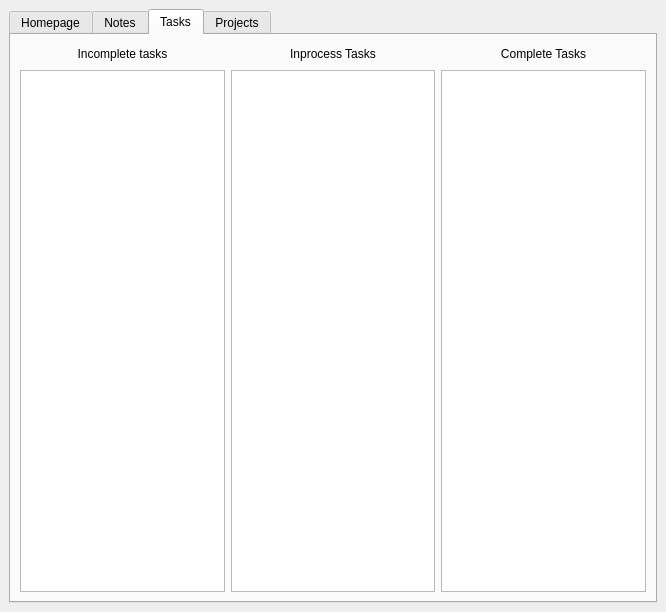
Before: the Qt Designer form src/CodeKeeper/mainwindow.ui in Nighty3098/CodeKeeper, drawn with Qt 5.
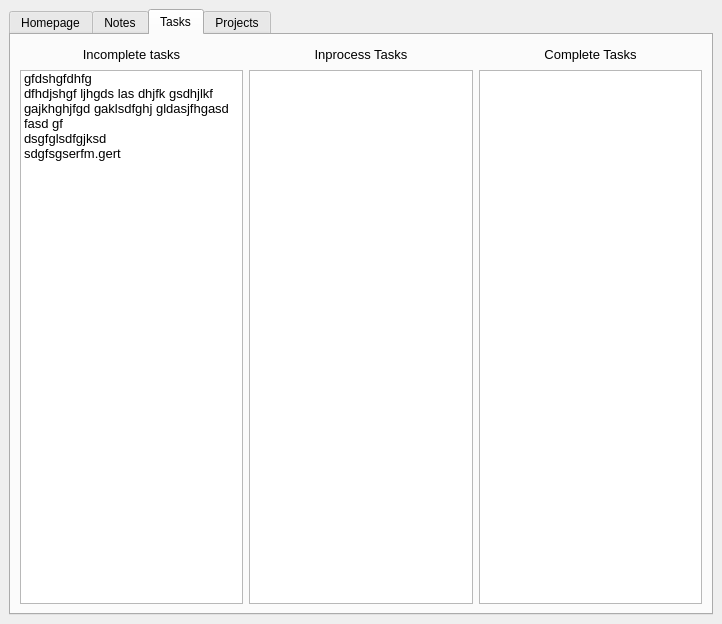
After: the same form once the commit is applied. The open tabs and pages were chosen to show the change. Icons and pictures are not drawn.

The edit to the form file:
```diff
--- a/src/CodeKeeper/mainwindow.ui
+++ b/src/CodeKeeper/mainwindow.ui
@@ -6,14 +6,14 @@
    <rect>
     <x>0</x>
     <y>0</y>
-    <width>666</width>
-    <height>612</height>
+    <width>722</width>
+    <height>624</height>
    </rect>
   </property>
   <property name="minimumSize">
    <size>
-    <width>400</width>
-    <height>300</height>
+    <width>560</width>
+    <height>400</height>
    </size>
   </property>
   <property name="windowTitle">
@@ -31,7 +31,13 @@
     <item>
      <widget class="QTabWidget" name="tabs">
       <property name="currentIndex">
-       <number>0</number>
+       <number>1</number>
+      </property>
+      <property name="movable">
+       <bool>true</bool>
+      </property>
+      <property name="tabBarAutoHide">
+       <bool>false</bool>
       </property>
       <widget class="QWidget" name="homeTab">
        <attribute name="title">
@@ -251,6 +257,16 @@
        </attribute>
        <layout class="QHBoxLayout" name="horizontalLayout_3">
         <item>
+         <layout class="QVBoxLayout" name="verticalLayout_2">
+          <property name="leftMargin">
+           <number>0</number>
+          </property>
+          <item>
+           <layout class="QHBoxLayout" name="horizontalLayout_5">
+            <property name="leftMargin">
+             <number>0</number>
+            </property>
+            <item>
          <layout class="QVBoxLayout" name="incompleteTasks">
           <item>
            <widget class="QLabel" name="title_1">
@@ -260,6 +276,11 @@
               <height>20</height>
              </size>
             </property>
+                <property name="font">
+                 <font>
+                  <pointsize>10</pointsize>
+                 </font>
+                </property>
             <property name="text">
              <string>Incomplete tasks</string>
             </property>
@@ -269,7 +290,60 @@
            </widget>
           </item>
           <item>
-           <widget class="QListWidget" name="incompleteList"/>
+               <widget class="QListWidget" name="incompleteList">
+                <property name="font">
+                 <font>
+                  <pointsize>10</pointsize>
+                 </font>
+                </property>
+                <property name="lineWidth">
+                 <number>2</number>
+                </property>
+                <property name="midLineWidth">
+                 <number>2</number>
+                </property>
+                <property name="dragEnabled">
+                 <bool>true</bool>
+                </property>
+                <property name="dragDropOverwriteMode">
+                 <bool>false</bool>
+                </property>
+                <property name="dragDropMode">
+                 <enum>QAbstractItemView::DragDrop</enum>
+                </property>
+                <property name="defaultDropAction">
+                 <enum>Qt::MoveAction</enum>
+                </property>
+                <property name="alternatingRowColors">
+                 <bool>false</bool>
+                </property>
+                <property name="spacing">
+                 <number>3</number>
+                </property>
+                <property name="wordWrap">
+                 <bool>true</bool>
+                </property>
+                <item>
+                 <property name="text">
+                  <string>gfdshgfdhfg</string>
+                 </property>
+                </item>
+                <item>
+                 <property name="text">
+                  <string>dfhdjshgf ljhgds las dhjfk gsdhjlkf gajkhghjfgd gaklsdfghj gldasjfhgasd fasd gf</string>
+                 </property>
+                </item>
+                <item>
+                 <property name="text">
+                  <string>dsgfglsdfgjksd</string>
+                 </property>
+                </item>
+                <item>
+                 <property name="text">
+                  <string>sdgfsgserfm.gert</string>
+                 </property>
+                </item>
+               </widget>
           </item>
          </layout>
         </item>
@@ -283,6 +357,11 @@
               <height>20</height>
              </size>
             </property>
+                <property name="font">
+                 <font>
+                  <pointsize>10</pointsize>
+                 </font>
+                </property>
             <property name="text">
              <string>Inprocess Tasks</string>
             </property>
@@ -292,7 +371,41 @@
            </widget>
           </item>
           <item>
-           <widget class="QListWidget" name="inprocessList"/>
+               <widget class="QListWidget" name="inprocessList">
+                <property name="font">
+                 <font>
+                  <pointsize>10</pointsize>
+                  <italic>true</italic>
+                 </font>
+                </property>
+                <property name="lineWidth">
+                 <number>2</number>
+                </property>
+                <property name="midLineWidth">
+                 <number>2</number>
+                </property>
+                <property name="dragEnabled">
+                 <bool>true</bool>
+                </property>
+                <property name="dragDropOverwriteMode">
+                 <bool>false</bool>
+                </property>
+                <property name="dragDropMode">
+                 <enum>QAbstractItemView::DragDrop</enum>
+                </property>
+                <property name="defaultDropAction">
+                 <enum>Qt::MoveAction</enum>
+                </property>
+                <property name="alternatingRowColors">
+                 <bool>false</bool>
+                </property>
+                <property name="spacing">
+                 <number>3</number>
+                </property>
+                <property name="wordWrap">
+                 <bool>true</bool>
+                </property>
+               </widget>
           </item>
          </layout>
         </item>
@@ -312,6 +425,11 @@
               <height>50</height>
              </size>
             </property>
+                <property name="font">
+                 <font>
+                  <pointsize>10</pointsize>
+                 </font>
+                </property>
             <property name="text">
              <string>Complete Tasks</string>
             </property>
@@ -321,7 +439,45 @@
            </widget>
           </item>
           <item>
-           <widget class="QListWidget" name="completeList"/>
+               <widget class="QListWidget" name="completeList">
+                <property name="font">
+                 <font>
+                  <pointsize>10</pointsize>
+                  <strikeout>true</strikeout>
+                 </font>
+                </property>
+                <property name="lineWidth">
+                 <number>2</number>
+                </property>
+                <property name="midLineWidth">
+                 <number>2</number>
+                </property>
+                <property name="dragEnabled">
+                 <bool>true</bool>
+                </property>
+                <property name="dragDropOverwriteMode">
+                 <bool>false</bool>
+                </property>
+                <property name="dragDropMode">
+                 <enum>QAbstractItemView::DragDrop</enum>
+                </property>
+                <property name="defaultDropAction">
+                 <enum>Qt::MoveAction</enum>
+                </property>
+                <property name="alternatingRowColors">
+                 <bool>false</bool>
+                </property>
+                <property name="spacing">
+                 <number>3</number>
+                </property>
+                <property name="wordWrap">
+                 <bool>true</bool>
+                </property>
+               </widget>
+              </item>
+             </layout>
+            </item>
+           </layout>
           </item>
          </layout>
         </item>
```
Left out of the diff: 120 changed lines with no effect on the pictures. Lines whose indentation alone changed are shown as unchanged.
